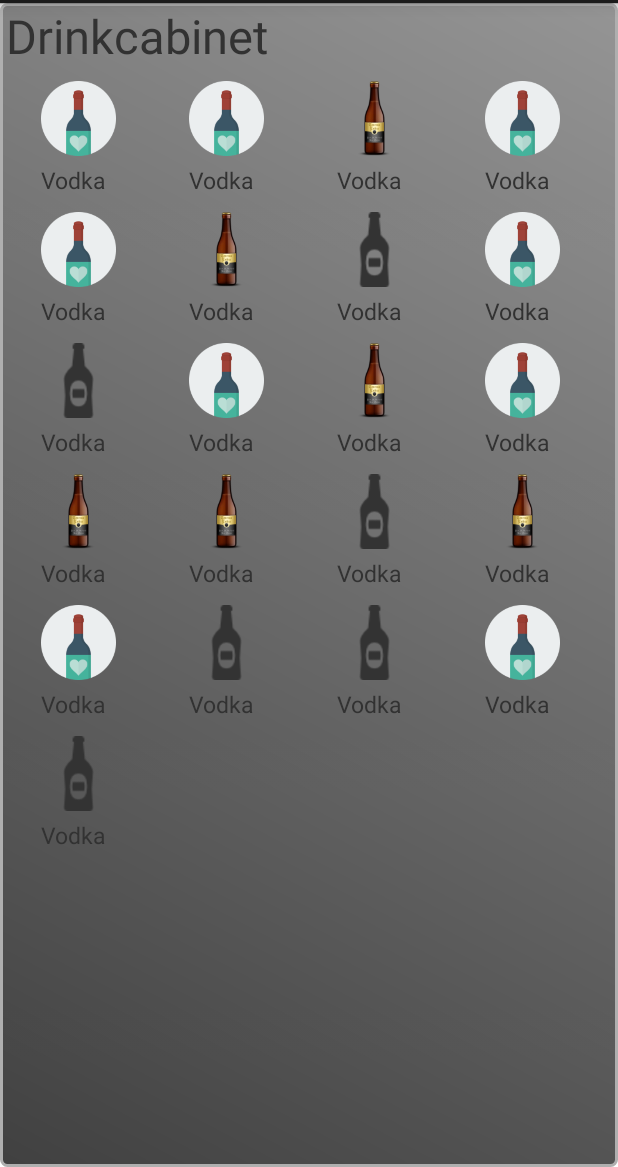
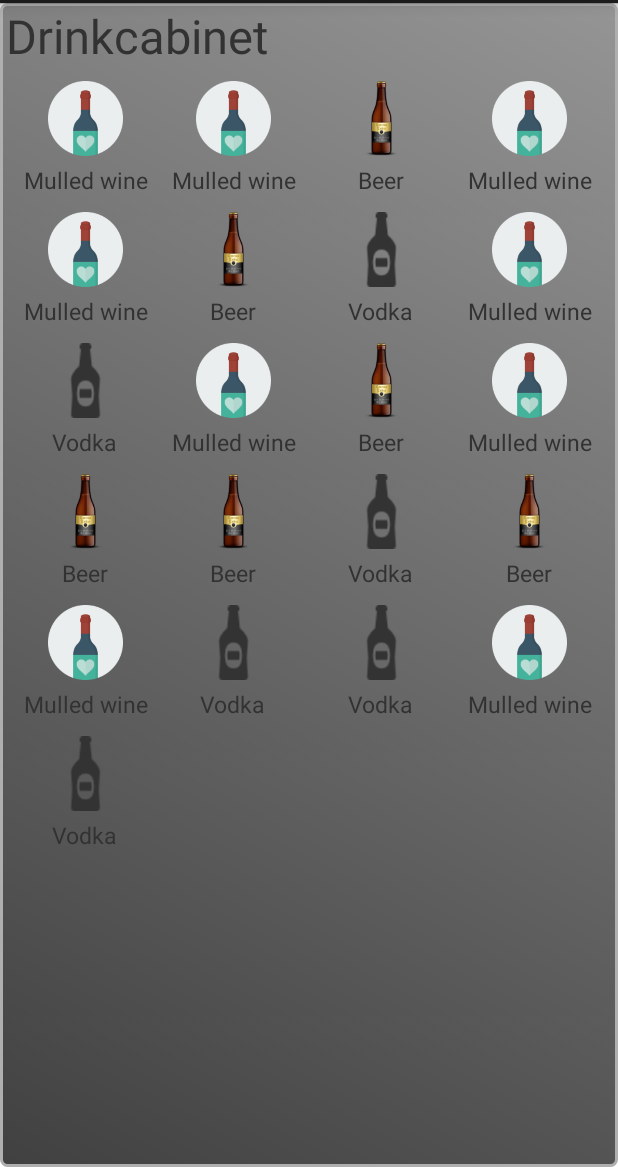
Before and after one commit to sawise/Pub, an Android app: the screen it shows after launch (MainActivity), after a tap on "Vodka", on a phone screen of 412 x 824 dp, the part 69-1236 px from its top. Run offline under Robolectric (Android 15) with nearby library versions, the phone set to English and light mode, and no system bars.

Commit message:
toast appears onItemCick

```diff
--- a/MyApplicationProject/bottomApp/src/main/java/com/group2/bottomapp/CustomGridViewAdapter.java
+++ b/MyApplicationProject/bottomApp/src/main/java/com/group2/bottomapp/CustomGridViewAdapter.java
@@ -25,15 +25,12 @@ public class CustomGridViewAdapter extends ArrayAdapter<Cocktail> {
         super(context, layoutResourceId, data);
         this.layoutResourceId = layoutResourceId;
         this.context = context;
+        this.data = data;
+    }
 
-        this.data = data;
-
-
-    }
     @Override
   public View getView(int position, View convertView, ViewGroup parent) {
     View row = convertView;
-
     RecordHolder holder = null;
 
 
@@ -55,6 +52,7 @@ public class CustomGridViewAdapter extends ArrayAdapter<Cocktail> {
         return row;
 
   }
+
   static class RecordHolder {
     TextView txtTitle;
     ImageView imageItem;
--- a/MyApplicationProject/bottomApp/src/main/java/com/group2/bottomapp/DrinksCabinet.java
+++ b/MyApplicationProject/bottomApp/src/main/java/com/group2/bottomapp/DrinksCabinet.java
@@ -36,6 +36,7 @@ public class DrinksCabinet extends Fragment implements View.OnClickListener, Gri
     private CustomGridViewAdapter customGridAdapter;
     private CabinetManager cabinetManager;
     private Application app;
+    private String[] testStr = {"Vodka",  "Beer", "Mulled wine"};
     private Integer[] testInt = {R.drawable.bottle_one, R.drawable.bottle_two, R.drawable.bottle_three};
 
 
@@ -54,9 +55,11 @@ public class DrinksCabinet extends Fragment implements View.OnClickListener, Gri
 
             for(int i = 0; i<=20; i++){
                 Cocktail listItem = new Cocktail();
-                listItem.setName("Vodka");
+
                 int rand = (int) (Math.random()*3);
+                listItem.setName(testStr[rand]);
                 listItem.setImageId(testInt[rand]);
+                Log.i("gridlistitems", testInt[rand]+"-"+testStr[rand]);
                 gridArray.add(listItem);
             }
 
@@ -72,16 +75,17 @@ public class DrinksCabinet extends Fragment implements View.OnClickListener, Gri
 
     @Override
     public void onItemClick(AdapterView<?> parent, View view, int position, long id) {
-        //if(parent == drinkGridView){
-            Log.i("Gridlist", "Item: "+position);
-            //Toast.makeText(getActivity(), "Item "+position, Toast.LENGTH_LONG);
-        //}
+        if(parent == drinkGridView){
+            //Log.i("Gridlist", "Item: "+position);
+            Toast.makeText(getActivity(), "Item: "+position, Toast.LENGTH_LONG).show();
+        }
     }
        @Override
         public void onCreateOptionsMenu(Menu menu, MenuInflater inflater) {
             inflater.inflate(R.menu.drinkscabinetmenu, menu);
             super.onCreateOptionsMenu(menu, inflater);
         }
+
     @Override
     public boolean onOptionsItemSelected(MenuItem item) {
         switch (item.getItemId()) {
--- a/MyApplicationProject/bottomApp/src/main/res/layout/row_grid.xml
+++ b/MyApplicationProject/bottomApp/src/main/res/layout/row_grid.xml
@@ -4,17 +4,19 @@ xmlns:tools="http://schemas.android.com/tools"
 android:layout_width="wrap_content"
 android:layout_height="wrap_content"
 android:orientation="vertical"
+
 android:padding="5dp"
 >
 <ImageView
 android:id="@+id/item_image"
 android:layout_width="50dp"
 android:layout_height="50dp"
-android:layout_marginRight="10dp"
+    android:layout_gravity="center_horizontal"
 >
 </ImageView>
 <TextView
 android:id="@+id/item_text"
+    android:layout_gravity="center_horizontal"
 android:layout_width="wrap_content"
 android:layout_height="wrap_content"
 android:layout_marginTop="5dp"
```
Lines whose indentation alone changed are shown as unchanged.
